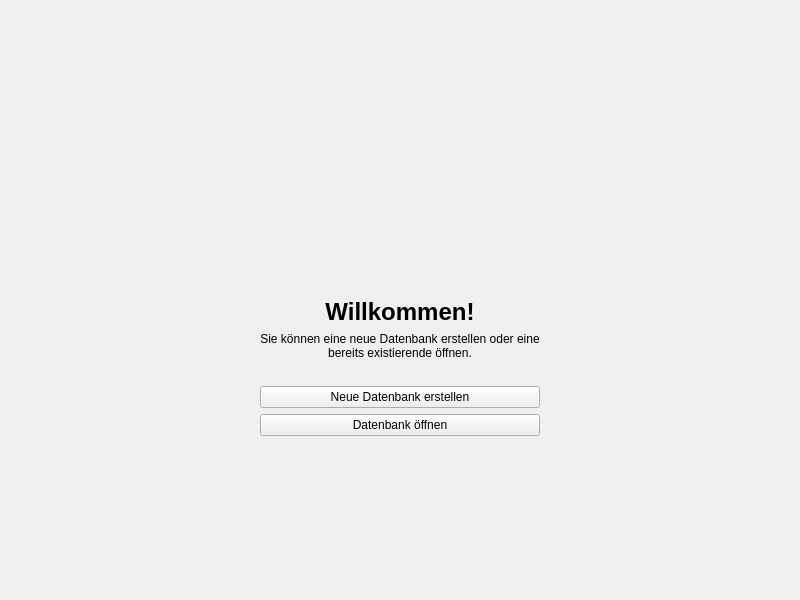
JulWit/PasswordManager, file ui/WelcomeWidget.ui: the form before one commit.
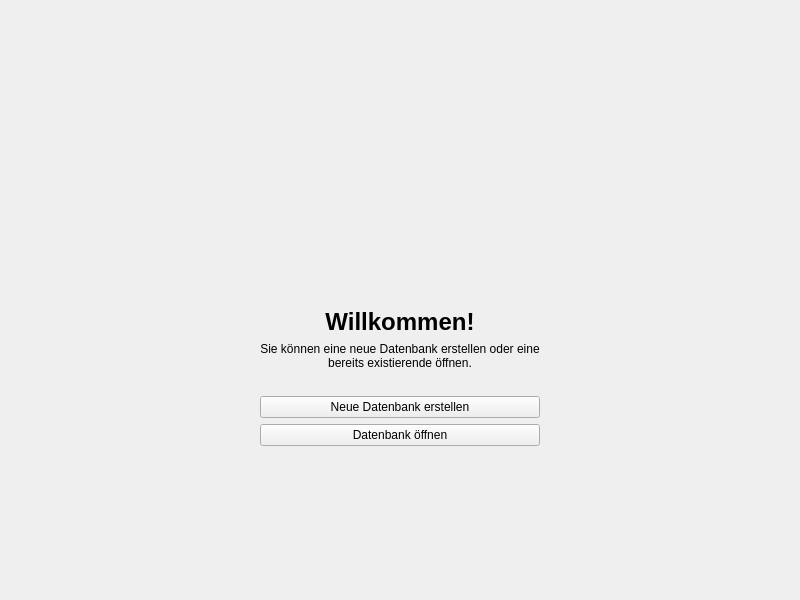
The form after the commit. Icons and pictures are not drawn.

```diff
--- a/ui/WelcomeWidget.ui
+++ b/ui/WelcomeWidget.ui
@@ -57,6 +57,19 @@
        </item>
       </layout>
      </item>
+     <item>
+      <spacer name="verticalSpacer_2">
+       <property name="orientation">
+        <enum>Qt::Vertical</enum>
+       </property>
+       <property name="sizeHint" stdset="0">
+        <size>
+         <width>20</width>
+         <height>20</height>
+        </size>
+       </property>
+      </spacer>
+     </item>
      <item>
       <widget class="QLabel" name="label_2">
        <property name="font">
```
